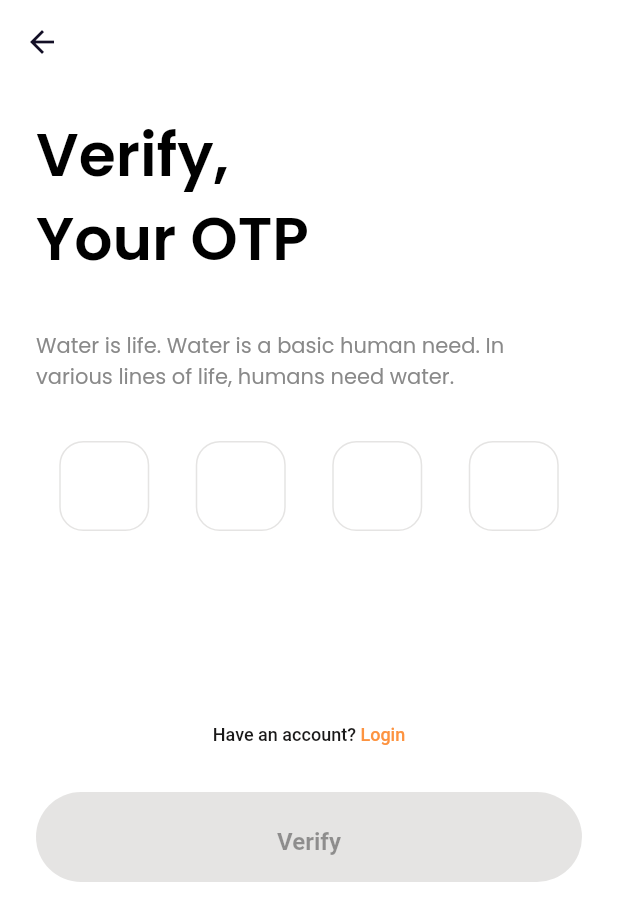
After one commit to Manuelkpatsu/pet_app, a Flutter app: the OTPVerificationScreen screen opened by its route, on a phone screen of 412 x 824 dp. The commit adds this screen. Shown: the top 921 px of the screen. Run offline on Flutter 3.47's test engine with Material 2 defaults, Android fonts, the phone set to English and light mode, and no system bars; drawn by our look-alikes of pin_code_fields; our stand-ins replace equatable, flutter_svg, google_fonts, smooth_page_indicator.

Commit message:
Implement otp verification screen

```diff
--- a/lib/router.dart
+++ b/lib/router.dart
@@ -2,6 +2,7 @@ import 'package:flutter/material.dart';
 
 import 'screen/auth/forgot_password/forgot_password_screen.dart';
 import 'screen/auth/login/login_screen.dart';
+import 'screen/auth/otp_verification/otp_verification_screen.dart';
 import 'screen/auth/register/register_screen.dart';
 import 'screen/onboard/onboard_screen.dart';
 
@@ -15,6 +16,8 @@ Route<dynamic> generateRoute(RouteSettings settings) {
       return MaterialPageRoute(builder: (_) => const RegisterScreen());
     case ForgotPasswordScreen.routeName:
       return MaterialPageRoute(builder: (_) => const ForgotPasswordScreen());
+    case OTPVerificationScreen.routeName:
+      return MaterialPageRoute(builder: (_) => const OTPVerificationScreen());
     default:
       return MaterialPageRoute(
         builder: (_) => Scaffold(
--- a/lib/screen/auth/forgot_password/forgot_password_screen.dart
+++ b/lib/screen/auth/forgot_password/forgot_password_screen.dart
@@ -1,5 +1,6 @@
 import 'package:flutter/material.dart';
 import 'package:pet_app/screen/auth/login/login_screen.dart';
+import 'package:pet_app/screen/auth/otp_verification/otp_verification_screen.dart';
 import 'package:pet_app/screen/auth/register/widget/already_have_account.dart';
 import 'package:pet_app/screen/widget/custom_button.dart';
 import 'package:pet_app/screen/widget/text_input_field.dart';
@@ -56,7 +57,7 @@ class _ForgotPasswordScreenState extends State<ForgotPasswordScreen> {
                   controller: _emailController,
                   hintText: 'Email',
                   inputType: TextInputType.emailAddress,
-                  inputAction: TextInputAction.next,
+                  inputAction: TextInputAction.done,
                   validator: Validator.email,
                 ),
                 const SizedBox(height: 100),
@@ -65,7 +66,13 @@ class _ForgotPasswordScreenState extends State<ForgotPasswordScreen> {
                 ),
                 const SizedBox(height: 30),
                 CustomButton(
-                  onPressed: _isEnabled ? () {} : null,
+                  onPressed: _isEnabled
+                      ? () {
+                          if (_forgotPasswordFormKey.currentState!.validate()) {
+                            Navigator.of(context).pushNamed(OTPVerificationScreen.routeName);
+                          }
+                        }
+                      : null,
                   widget: const Text('Next'),
                 ),
                 const SizedBox(height: 50),
--- /dev/null
+++ b/lib/screen/auth/otp_verification/otp_verification_screen.dart
@@ -0,0 +1,104 @@
+import 'package:flutter/material.dart';
+import 'package:flutter/services.dart';
+import 'package:pet_app/screen/auth/login/login_screen.dart';
+import 'package:pet_app/screen/auth/register/widget/already_have_account.dart';
+import 'package:pet_app/screen/widget/custom_button.dart';
+import 'package:pet_app/theme/custom_color.dart';
+import 'package:pet_app/utils/validator.dart';
+import 'package:pin_code_fields/pin_code_fields.dart';
+
+import 'widget/verify_otp_info_text.dart';
+import 'widget/verify_otp_text.dart';
+
+class OTPVerificationScreen extends StatefulWidget {
+  static const routeName = '/otp_verification';
+
+  const OTPVerificationScreen({Key? key}) : super(key: key);
+
+  @override
+  State<OTPVerificationScreen> createState() => _OTPVerificationScreenState();
+}
+
+class _OTPVerificationScreenState extends State<OTPVerificationScreen> {
+  final GlobalKey<FormState> _otpFormKey = GlobalKey<FormState>();
+  final TextEditingController _otpController = TextEditingController();
+  bool _isEnabled = false;
+
+  @override
+  void dispose() {
+    _otpController.dispose();
+    super.dispose();
+  }
+
+  @override
+  Widget build(BuildContext context) {
+    return Scaffold(
+      appBar: AppBar(),
+      body: SingleChildScrollView(
+        padding: const EdgeInsets.symmetric(horizontal: 24),
+        keyboardDismissBehavior: ScrollViewKeyboardDismissBehavior.onDrag,
+        child: Form(
+          key: _otpFormKey,
+          onChanged: () {
+            setState(() {
+              if (_otpFormKey.currentState!.validate()) {
+                _isEnabled = true;
+              }
+            });
+          },
+          child: Column(
+            crossAxisAlignment: CrossAxisAlignment.start,
+            children: [
+              const SizedBox(height: 20),
+              const VerifyOTPText(),
+              const SizedBox(height: 32),
+              const VerifyOTPInfoText(),
+              const SizedBox(height: 32),
+              PinCodeTextField(
+                mainAxisAlignment: MainAxisAlignment.spaceAround,
+                controller: _otpController,
+                keyboardType: TextInputType.number,
+                textInputAction: TextInputAction.done,
+                validator: Validator.code,
+                appContext: context,
+                length: 4,
+                cursorColor: CustomColor.primaryColor,
+                textStyle: const TextStyle(
+                  fontSize: 14,
+                  fontWeight: FontWeight.w500,
+                  color: CustomColor.primaryColor,
+                  height: 1.5,
+                ),
+                pinTheme: PinTheme(
+                  shape: PinCodeFieldShape.box,
+                  borderRadius: BorderRadius.circular(16),
+                  borderWidth: 1,
+                  fieldHeight: 60,
+                  fieldWidth: 60,
+                  activeColor: CustomColor.primaryColor,
+                  selectedColor: CustomColor.primaryColor,
+                  inactiveColor: CustomColor.textFieldBorderColor,
+                  errorBorderColor: CustomColor.alertColor,
+                ),
+                animationType: AnimationType.fade,
+                errorTextSpace: 25,
+                onChanged: (code) {},
+                inputFormatters: [LengthLimitingTextInputFormatter(4)],
+              ),
+              const SizedBox(height: 100),
+              AlreadyHaveAccount(
+                onTap: () => Navigator.of(context).pushNamed(LoginScreen.routeName),
+              ),
+              const SizedBox(height: 30),
+              CustomButton(
+                onPressed: _isEnabled ? () {} : null,
+                widget: const Text('Verify'),
+              ),
+              const SizedBox(height: 50),
+            ],
+          ),
+        ),
+      ),
+    );
+  }
+}
--- /dev/null
+++ b/lib/screen/auth/otp_verification/widget/verify_otp_info_text.dart
@@ -0,0 +1,19 @@
+import 'package:flutter/material.dart';
+import 'package:pet_app/theme/custom_color.dart';
+
+class VerifyOTPInfoText extends StatelessWidget {
+  const VerifyOTPInfoText({Key? key}) : super(key: key);
+
+  @override
+  Widget build(BuildContext context) {
+    return const Text(
+      'Water is life. Water is a basic human need. In various lines of life, humans need water.',
+      style: TextStyle(
+        color: CustomColor.greyTextColor,
+        fontSize: 14,
+        fontWeight: FontWeight.w400,
+        height: 1.5,
+      ),
+    );
+  }
+}
--- /dev/null
+++ b/lib/screen/auth/otp_verification/widget/verify_otp_text.dart
@@ -0,0 +1,18 @@
+import 'package:flutter/material.dart';
+
+class VerifyOTPText extends StatelessWidget {
+  const VerifyOTPText({Key? key}) : super(key: key);
+
+  @override
+  Widget build(BuildContext context) {
+    return const Text(
+      'Verify,\nYour OTP',
+      style: TextStyle(
+        color: Colors.black,
+        fontSize: 40,
+        fontWeight: FontWeight.w600,
+        height: 1.4,
+      ),
+    );
+  }
+}
--- a/lib/screen/widget/password_input_field.dart
+++ b/lib/screen/widget/password_input_field.dart
@@ -68,6 +68,10 @@ class PasswordInputField extends StatelessWidget {
           borderRadius: BorderRadius.circular(borderRadius),
           borderSide: const BorderSide(color: CustomColor.alertColor, width: 1.0),
         ),
+        focusedErrorBorder: OutlineInputBorder(
+          borderRadius: BorderRadius.circular(borderRadius),
+          borderSide: const BorderSide(color: CustomColor.alertColor, width: 1.0),
+        ),
         filled: true,
         fillColor: fillColor ?? Colors.white,
         hintText: hintText,
--- a/lib/screen/widget/text_input_field.dart
+++ b/lib/screen/widget/text_input_field.dart
@@ -108,6 +108,10 @@ class TextInputField extends StatelessWidget {
           borderRadius: BorderRadius.circular(borderRadius),
           borderSide: const BorderSide(color: CustomColor.alertColor, width: 1.0),
         ),
+        focusedErrorBorder: OutlineInputBorder(
+          borderRadius: BorderRadius.circular(borderRadius),
+          borderSide: const BorderSide(color: CustomColor.alertColor, width: 1.0),
+        ),
         filled: true,
         fillColor: fillColor ?? Colors.white,
         hintText: hintText,
--- a/lib/utils/validator.dart
+++ b/lib/utils/validator.dart
@@ -67,7 +67,7 @@ class Validator {
       return 'Code is required.';
     }
 
-    if (code.length != 6) {
+    if (code.length != 4) {
       return "Code is invalid.";
     }
 
--- a/pubspec.yaml
+++ b/pubspec.yaml
@@ -16,6 +16,7 @@ dependencies:
   collection: ^1.16.0
   smooth_page_indicator: ^1.0.1
   intl: ^0.18.0
+  pin_code_fields: ^7.4.0
   cupertino_icons: ^1.0.2
 
 dev_dependencies:
```
Also changed, not shown: pubspec.lock.
